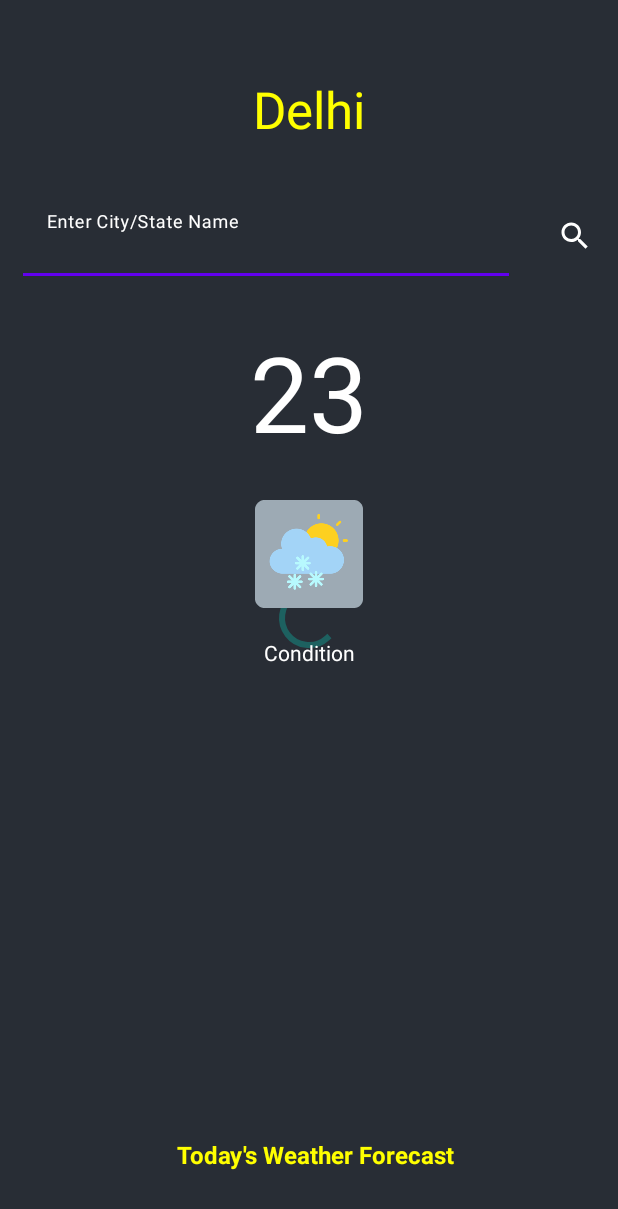
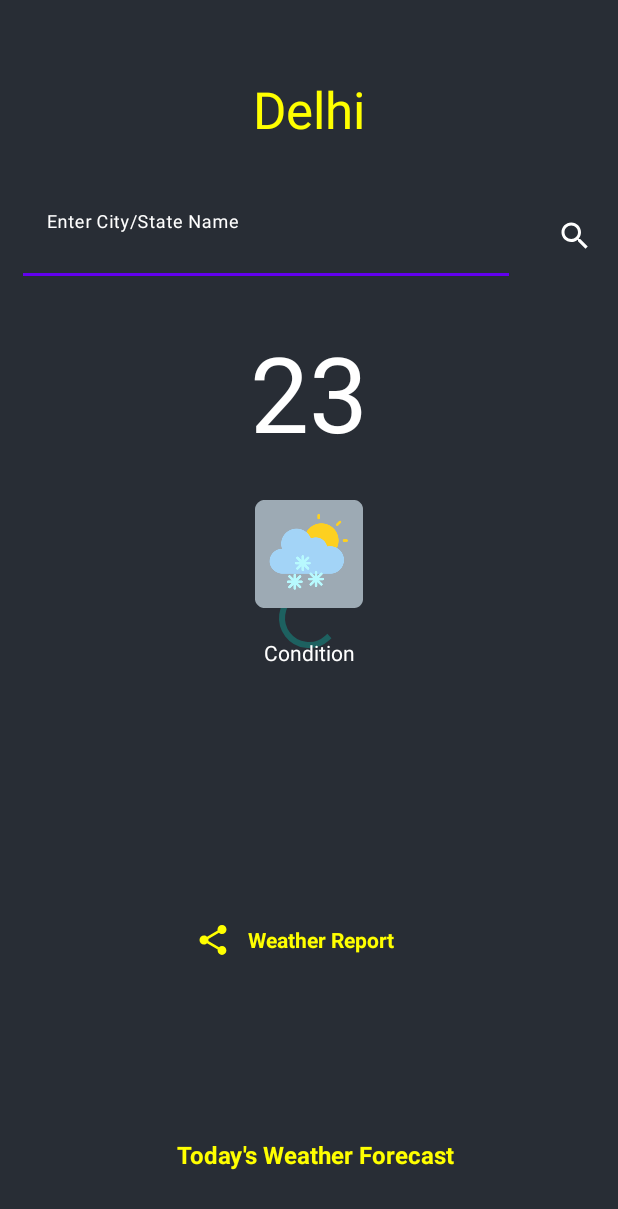
Before and after one commit to NilabhB/Mobilab_Weather, an Android app: the screen it shows after launch (MainActivity), on a phone screen of 412 x 824 dp. Shown: the top 1209 px of the screen. Run offline under Robolectric (Android 15) with nearby library versions, the phone set to English and light mode, and no system bars; our stand-ins replace Picasso, Volley; network calls fail; pictures from the network do not load.

Commit message:
Induced Share Weather Report

```diff
--- /dev/null
+++ b/app/src/main/res/drawable/baseline_share_24.xml
@@ -0,0 +1,5 @@
+<vector android:height="24dp" android:tint="#FFFF00"
+    android:viewportHeight="24" android:viewportWidth="24"
+    android:width="24dp" xmlns:android="http://schemas.android.com/apk/res/android">
+    <path android:fillColor="@android:color/white" android:pathData="M18,16.08c-0.76,0 -1.44,0.3 -1.96,0.77L8.91,12.7c0.05,-0.23 0.09,-0.46 0.09,-0.7s-0.04,-0.47 -0.09,-0.7l7.05,-4.11c0.54,0.5 1.25,0.81 2.04,0.81 1.66,0 3,-1.34 3,-3s-1.34,-3 -3,-3 -3,1.34 -3,3c0,0.24 0.04,0.47 0.09,0.7L8.04,9.81C7.5,9.31 6.79,9 6,9c-1.66,0 -3,1.34 -3,3s1.34,3 3,3c0.79,0 1.5,-0.31 2.04,-0.81l7.12,4.16c-0.05,0.21 -0.08,0.43 -0.08,0.65 0,1.61 1.31,2.92 2.92,2.92 1.61,0 2.92,-1.31 2.92,-2.92s-1.31,-2.92 -2.92,-2.92z"/>
+</vector>
--- a/app/src/main/res/layout/activity_main.xml
+++ b/app/src/main/res/layout/activity_main.xml
@@ -116,16 +116,18 @@
             android:src="@mipmap/ic_launcher" />
 
         <TextView
+            android:id="@+id/idTVCondition"
             android:layout_width="match_parent"
             android:layout_height="wrap_content"
-            android:id="@+id/idTVCondition"
-            android:layout_margin="10dp"
+            android:layout_below="@id/idIVIcon"
+            android:layout_marginStart="10dp"
+            android:layout_marginTop="10dp"
+            android:layout_marginEnd="10dp"
+            android:layout_marginBottom="10dp"
             android:gravity="center"
+            android:text="Condition"
             android:textAlignment="center"
-            android:text="Condition"
-            android:textColor="@color/white"
-            android:layout_below="@id/idIVIcon"
-            />
+            android:textColor="@color/white" />
 
         <androidx.recyclerview.widget.RecyclerView
             android:id="@+id/idRVWeather"
@@ -137,6 +139,7 @@
             app:layoutManager="androidx.recyclerview.widget.LinearLayoutManager" />
 
         <TextView
+            android:id="@+id/idTVweatherForecast"
             android:layout_width="match_parent"
             android:layout_height="wrap_content"
             android:layout_above="@id/idRVWeather"
@@ -149,6 +152,39 @@
             android:textSize="16sp"
             android:textStyle="bold" />
 
+<!--        <Button-->
+<!--            android:id="@+id/shareWeatherBtn"-->
+<!--            android:layout_width="wrap_content"-->
+<!--            android:layout_height="wrap_content"-->
+<!--            android:layout_below="@id/idTVCondition"-->
+<!--            android:layout_alignParentStart="true"-->
+<!--            android:layout_alignParentEnd="true"-->
+<!--            android:layout_marginStart="125dp"-->
+<!--            android:layout_marginTop="27dp"-->
+<!--            android:layout_marginEnd="124dp"-->
+<!--            android:gravity="center"-->
+<!--            android:text="Share Weather" />-->
+
+        <TextView
+            android:id="@+id/idTVweatherReport"
+            android:layout_width="match_parent"
+            android:layout_height="wrap_content"
+            android:layout_above="@id/idTVweatherForecast"
+            android:layout_alignParentStart="true"
+            android:layout_alignParentEnd="true"
+            android:layout_marginStart="120dp"
+            android:layout_marginTop="54dp"
+            android:layout_marginEnd="128dp"
+            android:layout_marginBottom="112dp"
+            android:gravity="center"
+            android:paddingLeft="10dp"
+            android:paddingRight="10dp"
+            android:text="Weather Report"
+            android:textColor="	#FFFF00"
+            android:textSize="14sp"
+            android:textStyle="bold"
+            app:drawableLeftCompat="@drawable/baseline_share_24" />
+
 
     </RelativeLayout>
 
```
Also changed, not shown: app/src/main/java/com/mobilab/weather/MainActivity.java (+93 -1 lines), app/src/main/java/com/mobilab/weather/WeatherRVAdapter.java (+0 -10 lines).
